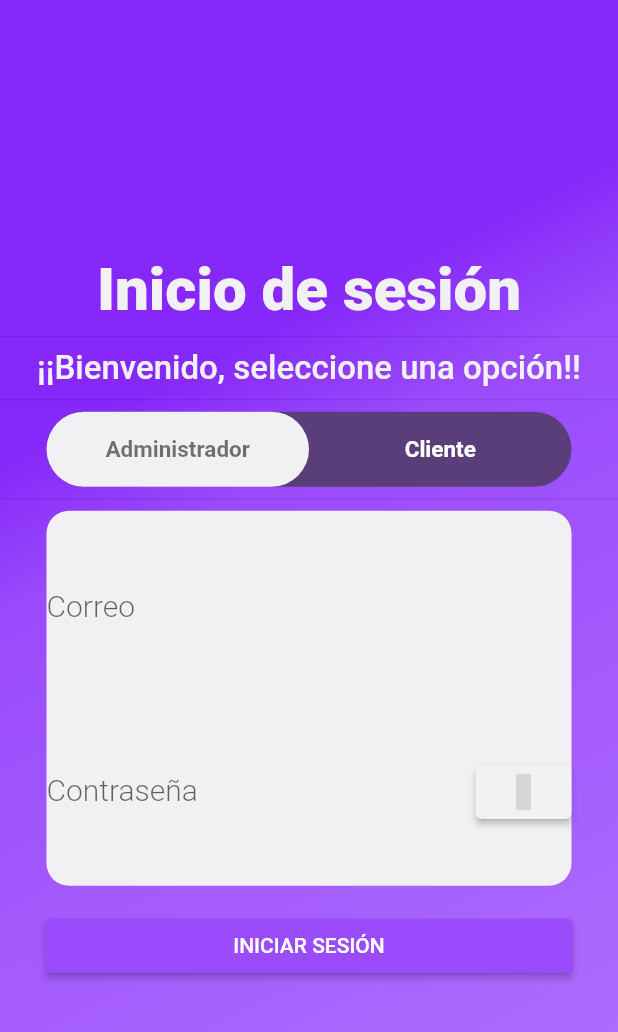
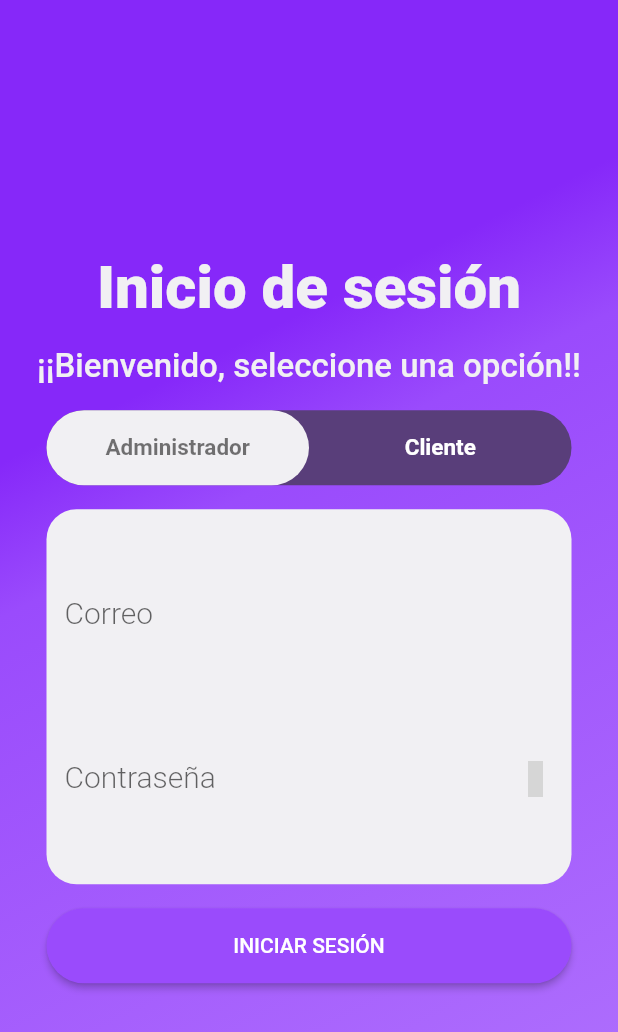
Before and after one commit to renrevm/salvandoalsoldadoalvarez, a Flutter app: the screen it shows after launch, after a tap on an icon or button, on a phone screen of 412 x 824 dp. Shown: the top 1032 px of the screen. Run offline on Flutter 3.47's test engine with Material 2 defaults, Android fonts, the phone set to English and light mode, and no system bars; our stand-ins replace material_design_icons_flutter; Roboto replaces fonts that are missing (Raleway); grey boxes are pictures that could not be loaded.

Commit message:
diseño login
diseño login casi terminado, falta label para errores

```diff
--- a/dam_c3_cliente/lib/pages/login_page.dart
+++ b/dam_c3_cliente/lib/pages/login_page.dart
@@ -21,6 +21,7 @@ class _LoginPageState extends State<LoginPage> {
   final List<bool> isSelected = [true, false];
   bool esAdmin = true;
   bool ocultarPasswd = true;
+  Icon eye = Icon(MdiIcons.eye);
 //Toggle Button
   late double xAlign;
   late Color loginColor;
@@ -51,7 +52,9 @@ class _LoginPageState extends State<LoginPage> {
                     fontFamily: 'Raleway',
                     fontWeight: FontWeight.w900),
               ),
-              Divider(),
+              Divider(
+                color: Colors.transparent,
+              ),
               Text(
                 '¡¡Bienvenido, seleccione una opción!!',
                 style: TextStyle(
@@ -60,41 +63,48 @@ class _LoginPageState extends State<LoginPage> {
                     fontFamily: 'Raleway',
                     fontWeight: FontWeight.w500),
               ),
-              Divider(),
+              Divider(
+                color: Colors.transparent,
+              ),
               ToggleButton(),
-              Divider(),
+              Divider(
+                color: Colors.transparent,
+              ),
               Container(
                 height: 250,
                 width: 350,
                 decoration: BoxDecoration(
                   color: Color(kAccentColor1),
-                  borderRadius: BorderRadius.circular(15),
+                  borderRadius: BorderRadius.circular(20),
                 ),
                 child: Form(
                   child: Column(
-                    mainAxisAlignment: MainAxisAlignment.start,
+                    mainAxisAlignment: MainAxisAlignment.spaceEvenly,
                     children: [
                       Divider(
                         color: Colors.transparent,
                       ),
-                      Divider(
-                        color: Colors.transparent,
-                      ),
+                      Expanded(
+                        child: Row(
+                          children: [
+                            Padding(padding: EdgeInsets.all(6)),
                             Expanded(
                               child: TextFormField(
                                 textAlign: TextAlign.center,
                                 style: TextStyle(
                                     fontWeight: FontWeight.w300, fontSize: 20),
                                 decoration: InputDecoration(
-                              border: InputBorder.none, labelText: 'Correo'),
+                                    border: InputBorder.none,
+                                    labelText: 'Correo'),
                               ),
                             ),
-                      Divider(
-                        color: Colors.transparent,
+                          ],
+                        ),
                       ),
                       Expanded(
                         child: Row(
                           children: [
+                            Padding(padding: EdgeInsets.all(6)),
                             Expanded(
                               child: TextFormField(
                                 textAlign: TextAlign.center,
@@ -106,21 +116,19 @@ class _LoginPageState extends State<LoginPage> {
                                 obscureText: ocultarPasswd,
                               ),
                             ),
-                            ElevatedButton(
-                              style: ElevatedButton.styleFrom(
-                                  primary: Color(kBackgroundColor)),
+                            IconButton(
                                 onPressed: () {
                                   setState(() {
                                     if (!ocultarPasswd) {
                                       ocultarPasswd = true;
+                                      eye = Icon(MdiIcons.eye);
                                     } else {
                                       ocultarPasswd = false;
+                                      eye = Icon(MdiIcons.eyeOff);
                                     }
                                   });
                                 },
-                              child: Icon(MdiIcons.eye,
-                                  color: Color(kPrimaryColor)),
-                            ),
+                                icon: eye)
                           ],
                         ),
                       ),
@@ -135,11 +143,16 @@ class _LoginPageState extends State<LoginPage> {
                 color: Colors.transparent,
               ),
               Container(
-                width: double.infinity,
-                margin: EdgeInsets.only(left: 30, right: 30),
+                width: width,
+                height: height,
+                decoration: BoxDecoration(
+                    borderRadius: BorderRadius.all(Radius.circular(50.0))),
                 child: ElevatedButton(
-                  style:
-                      ElevatedButton.styleFrom(primary: Color(kSecundaryColor)),
+                  style: ElevatedButton.styleFrom(
+                      primary: Color(kSecundaryColor),
+                      shape: RoundedRectangleBorder(
+                          borderRadius:
+                              BorderRadius.all(Radius.circular(50.0)))),
                   child: Text('INICIAR SESIÓN'),
                   onPressed: () {},
                 ),
```
Lines whose indentation alone changed are shown as unchanged.
